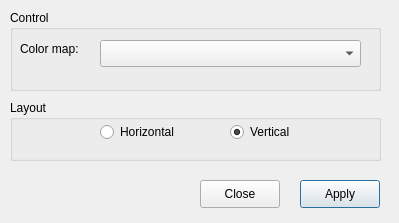
Above: ElmerGUI/vtkpost/colorbar.ui from tehnick/elmerfem before the change. Below: the same form after it.
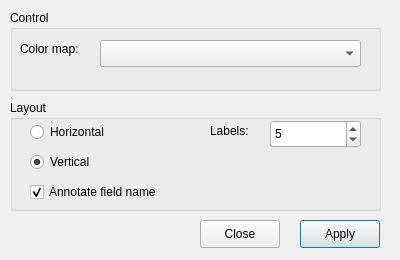
That is the form after the change. Icons and pictures are not drawn.

Commit message: ElmerGUI: Added some controls for the color bar in vtk widget

What changed in the file:
```diff
--- a/ElmerGUI/vtkpost/colorbar.ui
+++ b/ElmerGUI/vtkpost/colorbar.ui
@@ -5,8 +5,8 @@
    <rect>
     <x>0</x>
     <y>0</y>
-    <width>399</width>
-    <height>223</height>
+    <width>400</width>
+    <height>260</height>
    </rect>
   </property>
   <property name="windowTitle" >
@@ -55,7 +55,7 @@
    <property name="geometry" >
     <rect>
      <x>300</x>
-     <y>180</y>
+     <y>220</y>
      <width>80</width>
      <height>28</height>
     </rect>
@@ -74,7 +74,7 @@
    <property name="geometry" >
     <rect>
      <x>200</x>
-     <y>180</y>
+     <y>220</y>
      <width>80</width>
      <height>28</height>
     </rect>
@@ -92,7 +92,7 @@
      <x>10</x>
      <y>100</y>
      <width>371</width>
-     <height>61</height>
+     <height>111</height>
     </rect>
    </property>
    <property name="title" >
@@ -101,8 +101,8 @@
    <widget class="QRadioButton" name="verticalRButton" >
     <property name="geometry" >
      <rect>
-      <x>220</x>
-      <y>20</y>
+      <x>20</x>
+      <y>50</y>
       <width>90</width>
       <height>24</height>
      </rect>
@@ -117,7 +117,7 @@
    <widget class="QRadioButton" name="horizontalRButton" >
     <property name="geometry" >
      <rect>
-      <x>90</x>
+      <x>20</x>
       <y>20</y>
       <width>90</width>
       <height>24</height>
@@ -127,6 +127,48 @@
      <string>Horizontal</string>
     </property>
    </widget>
+   <widget class="QCheckBox" name="annotateBox" >
+    <property name="geometry" >
+     <rect>
+      <x>20</x>
+      <y>80</y>
+      <width>141</width>
+      <height>24</height>
+     </rect>
+    </property>
+    <property name="text" >
+     <string>Annotate field name</string>
+    </property>
+    <property name="checked" >
+     <bool>true</bool>
+    </property>
+   </widget>
+   <widget class="QSpinBox" name="labelsSpin" >
+    <property name="geometry" >
+     <rect>
+      <x>260</x>
+      <y>20</y>
+      <width>91</width>
+      <height>28</height>
+     </rect>
+    </property>
+    <property name="value" >
+     <number>5</number>
+    </property>
+   </widget>
+   <widget class="QLabel" name="labelsLabel" >
+    <property name="geometry" >
+     <rect>
+      <x>200</x>
+      <y>20</y>
+      <width>51</width>
+      <height>21</height>
+     </rect>
+    </property>
+    <property name="text" >
+     <string>Labels:</string>
+    </property>
+   </widget>
   </widget>
  </widget>
  <resources>
```
The commit also changes 1 other file.
